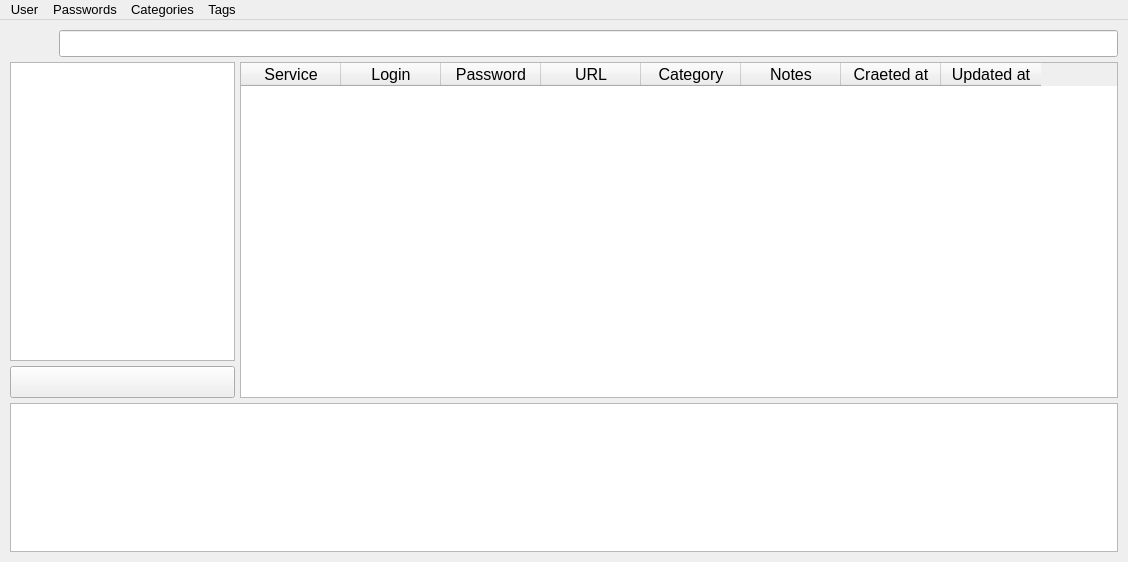
First picture: the form in client_side/resources/ui/main_window.ui, repository Sk2can/Password-manager, before the edit.
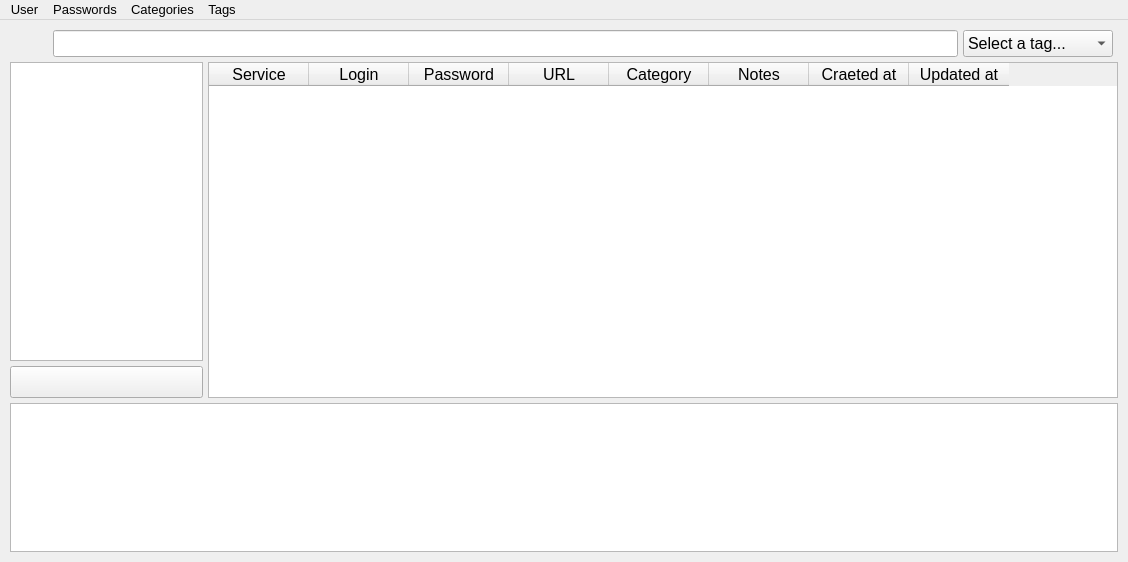
Second picture: the form after the edit. Icons and pictures are not drawn.

Diff of the .ui file:
```diff
--- a/client_side/resources/ui/main_window.ui
+++ b/client_side/resources/ui/main_window.ui
@@ -17,7 +17,7 @@
    <bool>true</bool>
   </property>
   <widget class="QWidget" name="centralwidget">
-   <layout class="QGridLayout" name="gridLayout" rowstretch="1,10,4,5" columnstretch="1,4,20">
+   <layout class="QGridLayout" name="gridLayout" rowstretch="1,10,4,5" columnstretch="1,4,20,4,0">
     <property name="leftMargin">
      <number>10</number>
     </property>
@@ -33,25 +33,44 @@
     <property name="spacing">
      <number>5</number>
     </property>
-    <item row="0" column="1" colspan="2">
-     <widget class="QLineEdit" name="search_lineEdit">
+    <item row="2" column="0" colspan="2">
+     <widget class="QPushButton" name="update_pushButton">
+      <property name="sizePolicy">
+       <sizepolicy hsizetype="Minimum" vsizetype="Maximum">
+        <horstretch>0</horstretch>
+        <verstretch>0</verstretch>
+       </sizepolicy>
+      </property>
+      <property name="maximumSize">
+       <size>
+        <width>16777215</width>
+        <height>32</height>
+       </size>
+      </property>
       <property name="font">
        <font>
         <pointsize>12</pointsize>
        </font>
       </property>
-      <property name="styleSheet">
-       <string notr="true"/>
-      </property>
       <property name="text">
        <string/>
       </property>
-      <property name="clearButtonEnabled">
+      <property name="icon">
+       <iconset resource="../res.qrc">
+        <normaloff>:/png/icons/sync.png</normaloff>:/png/icons/sync.png</iconset>
+      </property>
+      <property name="iconSize">
+       <size>
+        <width>32</width>
+        <height>32</height>
+       </size>
+      </property>
+      <property name="flat">
        <bool>false</bool>
       </property>
      </widget>
     </item>
-    <item row="1" column="2" rowspan="2">
+    <item row="1" column="2" rowspan="2" colspan="3">
      <widget class="QTableWidget" name="tableWidget">
       <property name="font">
        <font>
@@ -154,6 +173,36 @@
       </column>
      </widget>
     </item>
+    <item row="3" column="0" colspan="5">
+     <widget class="QTextBrowser" name="textBrowser">
+      <property name="font">
+       <font>
+        <pointsize>10</pointsize>
+       </font>
+      </property>
+      <property name="openExternalLinks">
+       <bool>true</bool>
+      </property>
+     </widget>
+    </item>
+    <item row="0" column="1" colspan="2">
+     <widget class="QLineEdit" name="search_lineEdit">
+      <property name="font">
+       <font>
+        <pointsize>12</pointsize>
+       </font>
+      </property>
+      <property name="styleSheet">
+       <string notr="true"/>
+      </property>
+      <property name="text">
+       <string/>
+      </property>
+      <property name="clearButtonEnabled">
+       <bool>false</bool>
+      </property>
+     </widget>
+    </item>
     <item row="0" column="0">
      <widget class="QWidget" name="widget" native="true">
       <property name="styleSheet">
@@ -185,53 +234,18 @@
       </property>
      </widget>
     </item>
-    <item row="2" column="0" colspan="2">
-     <widget class="QPushButton" name="update_pushButton">
-      <property name="sizePolicy">
-       <sizepolicy hsizetype="Minimum" vsizetype="Maximum">
-        <horstretch>0</horstretch>
-        <verstretch>0</verstretch>
-       </sizepolicy>
-      </property>
-      <property name="maximumSize">
-       <size>
-        <width>16777215</width>
-        <height>32</height>
-       </size>
-      </property>
+    <item row="0" column="3">
+     <widget class="QComboBox" name="tag_comboBox">
       <property name="font">
        <font>
         <pointsize>12</pointsize>
        </font>
       </property>
-      <property name="text">
-       <string/>
-      </property>
-      <property name="icon">
-       <iconset resource="../res.qrc">
-        <normaloff>:/png/icons/sync.png</normaloff>:/png/icons/sync.png</iconset>
-      </property>
-      <property name="iconSize">
-       <size>
-        <width>32</width>
-        <height>32</height>
-       </size>
-      </property>
-      <property name="flat">
-       <bool>false</bool>
-      </property>
-     </widget>
-    </item>
-    <item row="3" column="0" colspan="3">
-     <widget class="QTextBrowser" name="textBrowser">
-      <property name="font">
-       <font>
-        <pointsize>10</pointsize>
-       </font>
-      </property>
-      <property name="openExternalLinks">
-       <bool>true</bool>
-      </property>
+      <item>
+       <property name="text">
+        <string>Select a tag...</string>
+       </property>
+      </item>
      </widget>
     </item>
    </layout>
```
